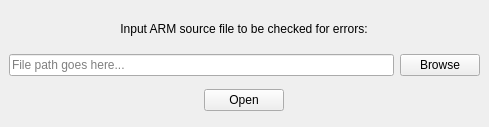
Old version of the form SeniorProject2025/mainwindow.ui in the repository SSpectre4x/Senior_Project_2025.
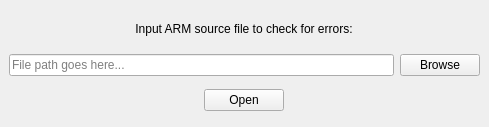
New version of the form.

Commit message: Readd window titles

What changed in the file:
```diff
--- a/SeniorProject2025/mainwindow.ui
+++ b/SeniorProject2025/mainwindow.ui
@@ -54,7 +54,7 @@
        </size>
       </property>
       <property name="text">
-       <string>Input ARM source file to be checked for errors:</string>
+       <string>Input ARM source file to check for errors:</string>
       </property>
       <property name="scaledContents">
        <bool>true</bool>
```
The commit also changes 2 other files.
